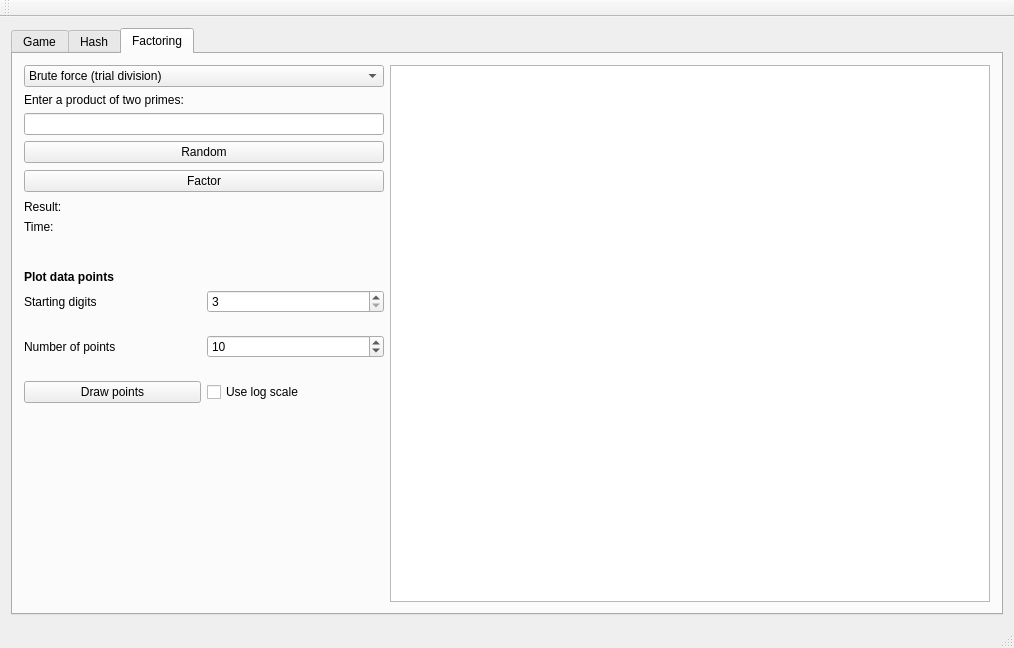
egandunning/learn-crypto, file CapstoneCryptography/forms/mainwindow.ui: the form before one commit.
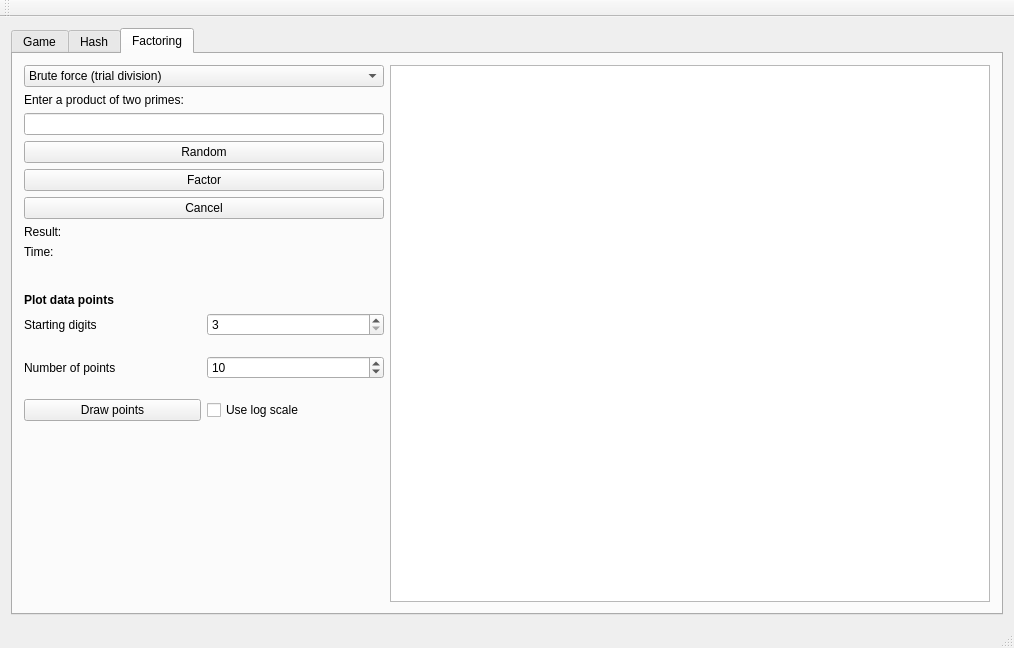
The form after the commit. The open tabs and pages were chosen to show the change.

Commit message: can cancel factoring

```diff
--- a/CapstoneCryptography/forms/mainwindow.ui
+++ b/CapstoneCryptography/forms/mainwindow.ui
@@ -542,13 +542,6 @@
           <string>Factoring</string>
          </attribute>
          <layout class="QGridLayout" name="gridLayout_2">
-          <item row="7" column="0">
-           <widget class="QLabel" name="timeLabel">
-            <property name="text">
-             <string>Time: </string>
-            </property>
-           </widget>
-          </item>
           <item row="3" column="0">
            <widget class="QPushButton" name="random_composite">
             <property name="text">
@@ -556,6 +549,13 @@
             </property>
            </widget>
           </item>
+          <item row="8" column="0">
+           <widget class="QLabel" name="timeLabel">
+            <property name="text">
+             <string>Time: </string>
+            </property>
+           </widget>
+          </item>
           <item row="2" column="0">
            <widget class="QLineEdit" name="compositeTextField"/>
           </item>
@@ -580,7 +580,7 @@
             </property>
            </widget>
           </item>
-          <item row="0" column="2" rowspan="30">
+          <item row="0" column="2" rowspan="31">
            <widget class="QGraphicsView" name="factoringGraphicsView">
             <property name="minimumSize">
              <size>
@@ -590,7 +590,7 @@
             </property>
            </widget>
           </item>
-          <item row="6" column="0">
+          <item row="7" column="0">
            <widget class="QLabel" name="resultLabel">
             <property name="text">
              <string>Result:</string>
@@ -604,7 +604,7 @@
             </property>
            </widget>
           </item>
-          <item row="13" column="0" rowspan="2">
+          <item row="14" column="0" rowspan="2">
            <layout class="QHBoxLayout" name="horizontalLayout_4">
             <item>
              <widget class="QLabel" name="dataCountLabel">
@@ -625,7 +625,7 @@
             </item>
            </layout>
           </item>
-          <item row="11" column="0">
+          <item row="12" column="0">
            <layout class="QHBoxLayout" name="horizontalLayout_2">
             <item>
              <widget class="QLabel" name="dataStartLabel">
@@ -646,14 +646,14 @@
             </item>
            </layout>
           </item>
-          <item row="10" column="0">
+          <item row="11" column="0">
            <widget class="QLabel" name="plotLabel">
             <property name="text">
              <string>&lt;html&gt;&lt;head/&gt;&lt;body&gt;&lt;p&gt;&lt;span style=&quot; font-weight:600;&quot;&gt;Plot data points&lt;/span&gt;&lt;/p&gt;&lt;/body&gt;&lt;/html&gt;</string>
             </property>
            </widget>
           </item>
-          <item row="16" column="0">
+          <item row="17" column="0">
            <layout class="QHBoxLayout" name="horizontalLayout_3">
             <item>
              <widget class="QPushButton" name="drawFactoring">
@@ -671,6 +671,13 @@
             </item>
            </layout>
           </item>
+          <item row="6" column="0">
+           <widget class="QPushButton" name="stopFactorPushButton">
+            <property name="text">
+             <string>Cancel</string>
+            </property>
+           </widget>
+          </item>
          </layout>
         </widget>
        </widget>
```
The commit also changes 10 other files.
